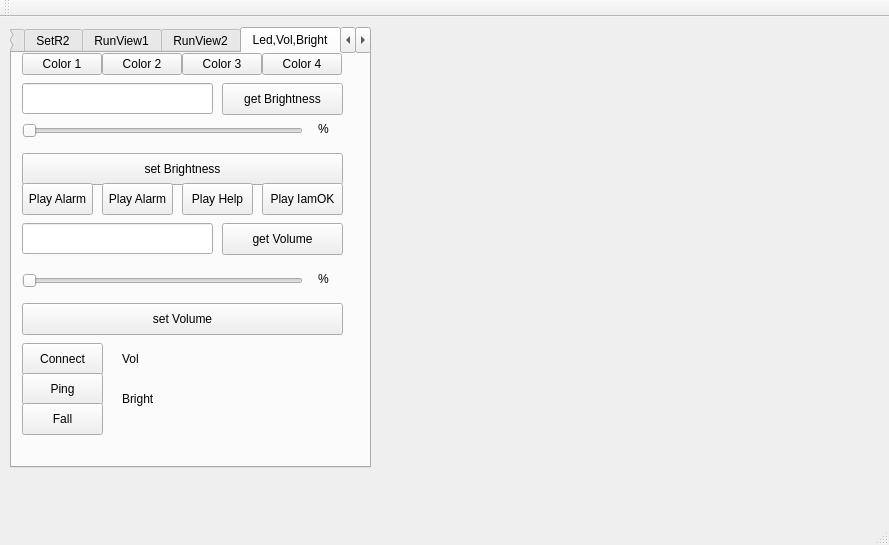
The window that mainwindow.ui (exanoelect/radarScan) describes before a commit, drawn with Qt 5.
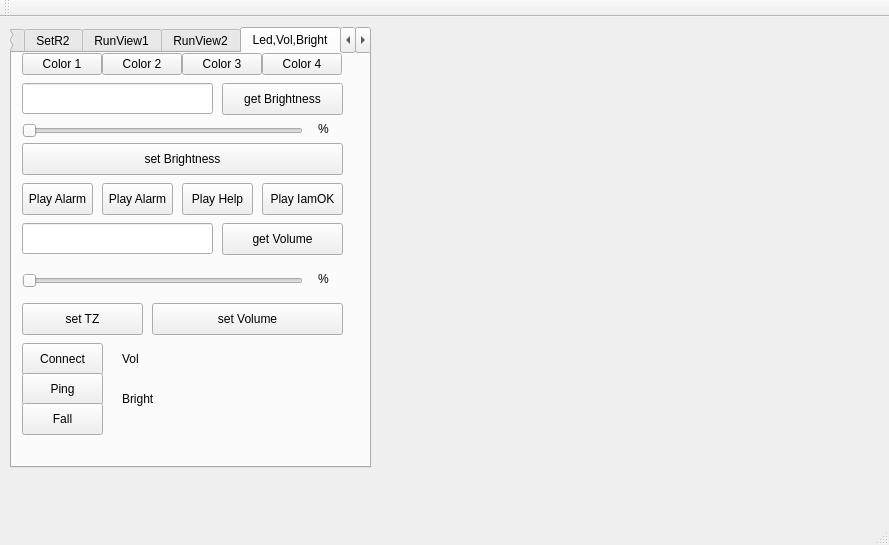
The same window after the commit. Custom widgets are drawn as their Qt base class.

Patch:
```diff
--- a/mainwindow.ui
+++ b/mainwindow.ui
@@ -1620,7 +1620,7 @@
       <property name="geometry">
        <rect>
         <x>10</x>
-        <y>100</y>
+        <y>90</y>
         <width>321</width>
         <height>32</height>
        </rect>
@@ -1735,9 +1735,9 @@
      <widget class="QPushButton" name="btnsetVol">
       <property name="geometry">
        <rect>
-        <x>10</x>
+        <x>140</x>
         <y>250</y>
-        <width>321</width>
+        <width>191</width>
         <height>32</height>
        </rect>
       </property>
@@ -1902,6 +1902,22 @@
        <string>Play Alarm</string>
       </property>
      </widget>
+     <widget class="QPushButton" name="btnSetTZ">
+      <property name="geometry">
+       <rect>
+        <x>10</x>
+        <y>250</y>
+        <width>121</width>
+        <height>32</height>
+       </rect>
+      </property>
+      <property name="styleSheet">
+       <string notr="true"/>
+      </property>
+      <property name="text">
+       <string>set TZ</string>
+      </property>
+     </widget>
     </widget>
     <widget class="QWidget" name="tab_8">
      <attribute name="title">
```
